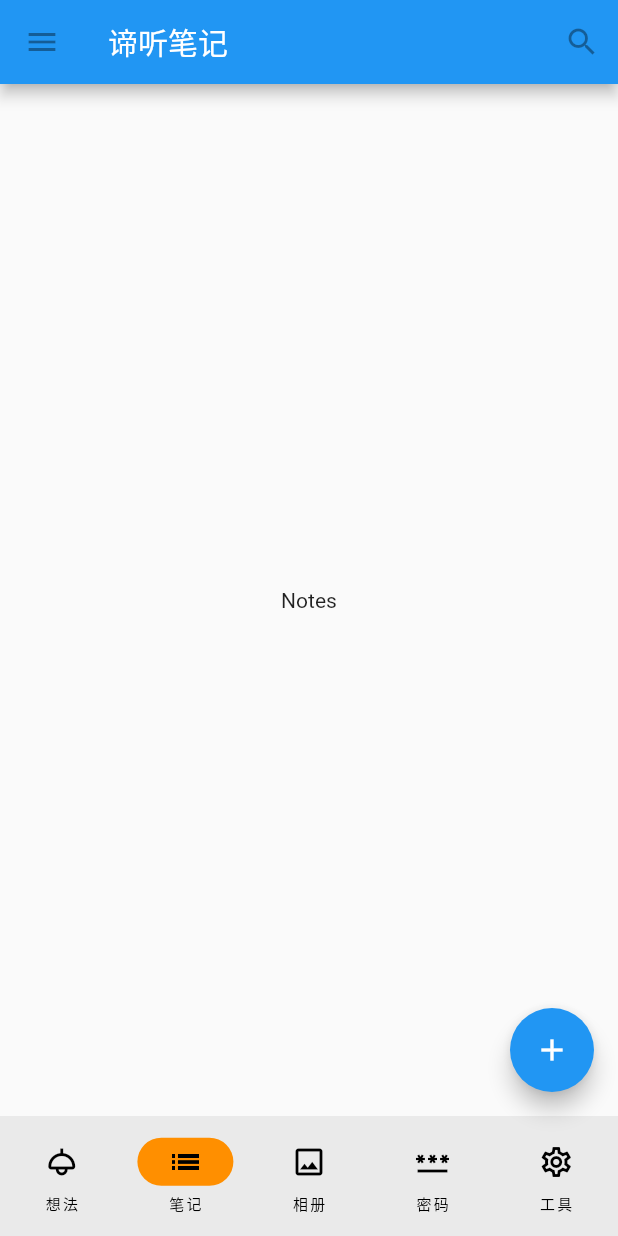
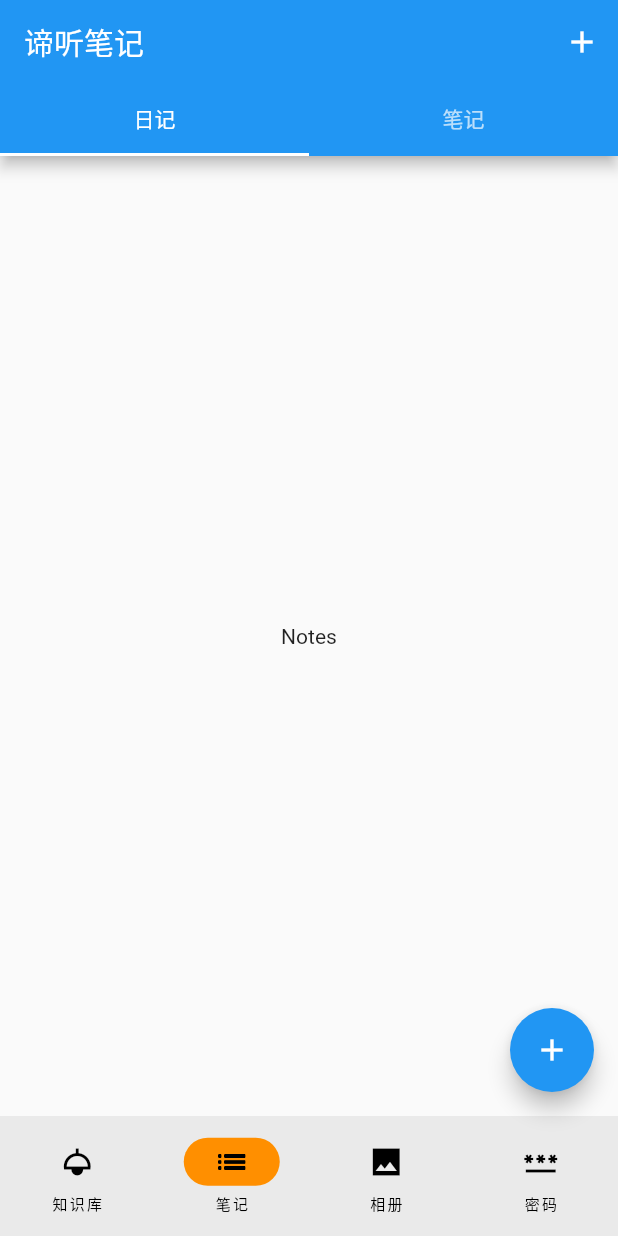
Before and after one commit to okapis/editing, a Flutter app: the screen it shows after launch, item 2 of the bottom bar chosen, on a phone screen of 412 x 824 dp. Run offline on Flutter 3.47's test engine with Material 2 defaults, Android fonts, the phone set to English and light mode, and no system bars; our stand-ins replace flutter_mobx, mobx; generated files the repository leaves out were written again.

Commit message:
updated main ui layout

```diff
--- a/editing/lib/ui/app.dart
+++ b/editing/lib/ui/app.dart
@@ -1,9 +1,11 @@
+import 'package:editing/store/note_list.dart';
 import 'package:editing/ui/screens/idea_list.dart';
 import 'package:editing/ui/screens/knowledgebase.dart';
 import 'package:editing/ui/screens/note_list.dart';
 import 'package:editing/ui/screens/password_list.dart';
 import 'package:editing/ui/screens/tools.dart';
 import 'package:flutter/material.dart';
+import 'package:provider/provider.dart';
 
 class AppScaffold extends StatefulWidget {
   const AppScaffold({super.key});
@@ -12,37 +14,139 @@ class AppScaffold extends StatefulWidget {
   State<AppScaffold> createState() => _AppScaffoldState();
 }
 
-class _AppScaffoldState extends State<AppScaffold> {
+class TabConfig {
+  final String name;
+  final Widget content;
+
+  TabConfig(this.name, this.content);
+}
+
+class PageConfig {
+  final String title;
+  final IconData icon;
+  final IconData selectedIcon;
+  final List<String> tabs;
+  final Widget content;
+
+  PageConfig(
+      {required this.title,
+      required this.icon,
+      required this.selectedIcon,
+      required this.tabs,
+      required this.content});
+}
+
+final List<PageConfig> config = [
+  PageConfig(
+      title: '知识库',
+      icon: Icons.light_outlined,
+      selectedIcon: Icons.light_sharp,
+      tabs: [],
+      content: KnowledgebaseScreen()),
+  PageConfig(
+      title: '笔记',
+      icon: Icons.list_outlined,
+      selectedIcon: Icons.list_sharp,
+      tabs: ['日记', '笔记'],
+      content: TabBarView(
+        children: [NoteListScreen('diary'), NoteListScreen('note')],
+      )),
+  PageConfig(
+      title: '相册',
+      icon: Icons.image_outlined,
+      selectedIcon: Icons.image_sharp,
+      tabs: ['相册', '照片'],
+      content: TabBarView(
+        children: [NoteListScreen('diary'), NoteListScreen('note')],
+      )),
+  PageConfig(
+      title: '密码',
+      icon: Icons.password_outlined,
+      selectedIcon: Icons.password_sharp,
+      tabs: [],
+      content: PasswordListScreen()),
+];
+
+class _AppScaffoldState extends State<AppScaffold>
+    with TickerProviderStateMixin {
   int currentPageIndex = 0;
+  late List<TabController> tabControllers;
+
+  @override
+  void initState() {
+    super.initState();
+    tabControllers = config
+        .map((e) => TabController(vsync: this, length: e.tabs.length))
+        .toList();
+  }
+
+  @override
+  void dispose() {
+    for (var controller in tabControllers) {
+      controller.dispose();
+    }
+    super.dispose();
+  }
+
+  Future<void> _onAdd(BuildContext context) async {
+    final notes = Provider.of<NoteList>(context, listen: false);
+    notes.addNote('test', 'test');
+  }
+
+  AppBar _createAppBar() {
+    bool hasTab = config[currentPageIndex].tabs.isNotEmpty;
+    return AppBar(
+      title: const Text('谛听笔记'),
+      bottom: hasTab ? _createTabBar() : null,
+      actions: [
+        IconButton(
+          icon: const Icon(Icons.add),
+          onPressed: () {},
+        ),
+      ],
+    );
+  }
+
+  TabBar _createTabBar() {
+    final List<Tab> tabs = config[currentPageIndex]
+        .tabs
+        .map(
+          (e) => Tab(text: e),
+        )
+        .toList();
+    return TabBar(
+      tabs: tabs,
+      controller: tabControllers[currentPageIndex],
+    );
+  }
+
+  Widget _createBody() {
+    return config[currentPageIndex].content;
+  }
+
+  List<NavigationDestination> _createBottomNavigation() {
+    return config
+        .map((e) => NavigationDestination(
+              selectedIcon: Icon(e.icon),
+              icon: Icon(e.selectedIcon),
+              label: e.title,
+            ))
+        .toList();
+  }
 
   @override
   Widget build(BuildContext context) {
     return Scaffold(
-        appBar: AppBar(
-          leading: const IconButton(
-            icon: Icon(Icons.menu),
-            tooltip: 'Navigation menu',
-            onPressed: null,
-          ),
-          title: const Text('谛听笔记'),
-          actions: const [
-            IconButton(
-              icon: Icon(Icons.search),
-              tooltip: 'Search',
-              onPressed: null,
-            ),
-          ],
-        ),
+        appBar: _createAppBar(),
         body: const <Widget>[
           IdeaListScreen(),
-          NoteListScreen(),
           KnowledgebaseScreen(),
           PasswordListScreen(),
           ToolsScreen(),
         ][currentPageIndex],
-        floatingActionButton: const FloatingActionButton(
+        floatingActionButton: FloatingActionButton(
           tooltip: 'Add',
-          onPressed: null,
+          onPressed: () => _onAdd(context),
           child: Icon(Icons.add),
         ),
         bottomNavigationBar: NavigationBar(
@@ -53,33 +157,7 @@ class _AppScaffoldState extends State<AppScaffold> {
           },
           indicatorColor: Colors.amber[800],
           selectedIndex: currentPageIndex,
-          destinations: const <Widget>[
-            NavigationDestination(
-              selectedIcon: Icon(Icons.light_sharp),
-              icon: Icon(Icons.light_outlined),
-              label: '想法',
-            ),
-            NavigationDestination(
-              selectedIcon: Icon(Icons.list_sharp),
-              icon: Icon(Icons.list_outlined),
-              label: '笔记',
-            ),
-            NavigationDestination(
-              selectedIcon: Icon(Icons.image_sharp),
-              icon: Icon(Icons.image_outlined),
-              label: '相册',
-            ),
-            NavigationDestination(
-              selectedIcon: Icon(Icons.password_sharp),
-              icon: Icon(Icons.password_outlined),
-              label: '密码',
-            ),
-            NavigationDestination(
-              selectedIcon: Icon(Icons.settings_sharp),
-              icon: Icon(Icons.settings_outlined),
-              label: '工具',
-            ),
-          ],
+          destinations: _createBottomNavigation(),
         ));
   }
 }
--- a/editing/pubspec.yaml
+++ b/editing/pubspec.yaml
@@ -35,6 +35,9 @@ dependencies:
   # The following adds the Cupertino Icons font to your application.
   # Use with the CupertinoIcons class for iOS style icons.
   cupertino_icons: ^1.0.2
+  mobx: ^2.2.1
+  flutter_mobx: ^2.1.0+1
+  provider: ^6.0.5
 
 dev_dependencies:
   flutter_test:
@@ -46,6 +49,8 @@ dev_dependencies:
   # package. See that file for information about deactivating specific lint
   # rules and activating additional ones.
   flutter_lints: ^2.0.0
+  build_runner: ^2.4.6
+  mobx_codegen: ^2.4.0
 
 # For information on the generic Dart part of this file, see the
 # following page: https://dart.dev/tools/pub/pubspec
```
Also changed, not shown: editing/lib/main.dart (+8 -3 lines), editing/lib/store/note.dart (added, +15 -0 lines), editing/lib/store/note_list.dart (added, +17 -0 lines), editing/lib/ui/screens/note_list.dart (+22 -3 lines), editing/lib/store/note.g.dart (added), editing/lib/store/note_list.g.dart (added), editing/pubspec.lock.
